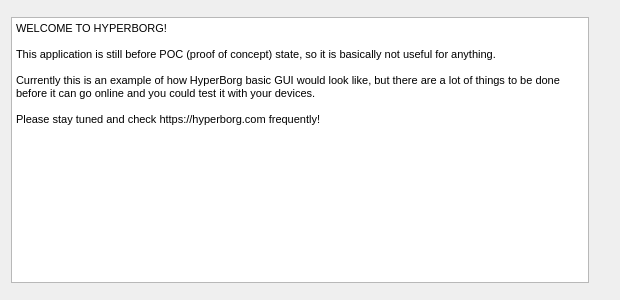
The window that node/hud.ui (hyperborg/hyperborg) describes before a commit, drawn with Qt 5.
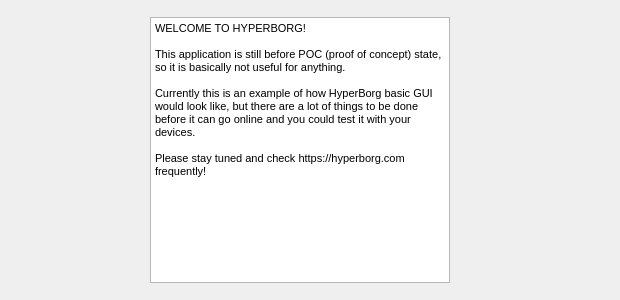
The same window after the commit. Custom widgets are drawn as their Qt base class.

The edit to the form file:
```diff
--- a/node/hud.ui
+++ b/node/hud.ui
@@ -26,9 +26,27 @@
      <item>
       <layout class="QVBoxLayout" name="verticalLayout_2">
        <item>
-        <layout class="QGridLayout" name="gridLayout" rowstretch="1" columnstretch="1">
+        <layout class="QGridLayout" name="maingridlayout" rowstretch="0" columnstretch="1">
          <item row="0" column="0">
-          <widget class="QTextBrowser" name="textBrowser">
+          <widget class="QTextBrowser" name="log">
+           <property name="sizePolicy">
+            <sizepolicy hsizetype="Fixed" vsizetype="Fixed">
+             <horstretch>0</horstretch>
+             <verstretch>0</verstretch>
+            </sizepolicy>
+           </property>
+           <property name="minimumSize">
+            <size>
+             <width>300</width>
+             <height>0</height>
+            </size>
+           </property>
+           <property name="maximumSize">
+            <size>
+             <width>300</width>
+             <height>300</height>
+            </size>
+           </property>
            <property name="html">
             <string>&lt;!DOCTYPE HTML PUBLIC &quot;-//W3C//DTD HTML 4.0//EN&quot; &quot;http://www.w3.org/TR/REC-html40/strict.dtd&quot;&gt;
 &lt;html&gt;&lt;head&gt;&lt;meta name=&quot;qrichtext&quot; content=&quot;1&quot; /&gt;&lt;style type=&quot;text/css&quot;&gt;
```
